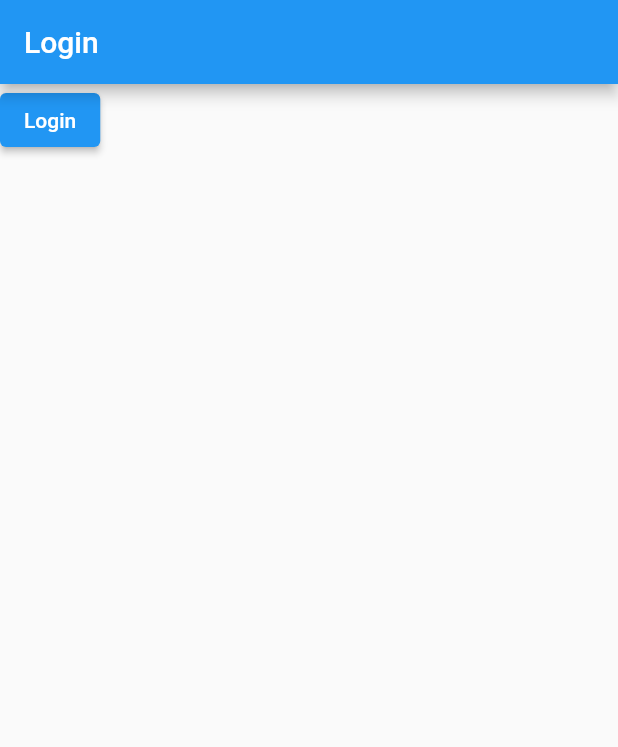
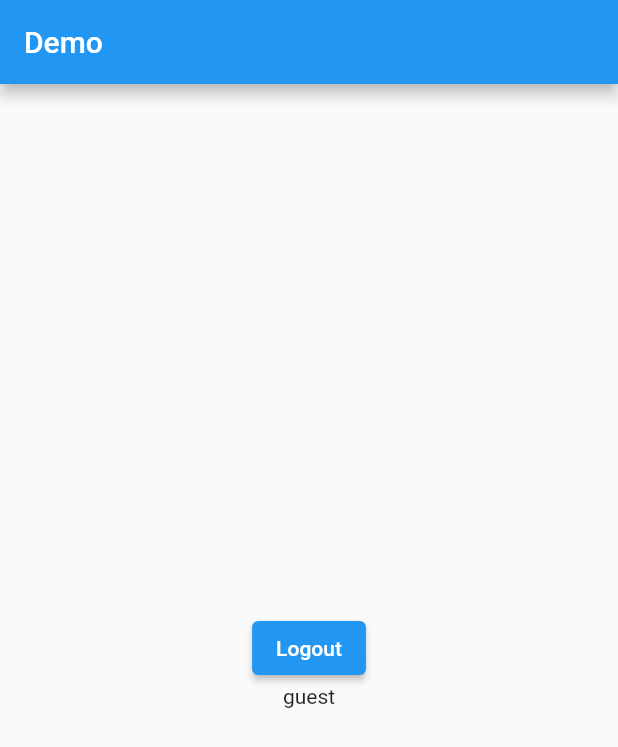
Before and after one commit to gwanhyeong/flutter-clean-architecture, a Flutter app: the screen it shows after launch, after a tap on "Login", on a phone screen of 412 x 824 dp. Shown: the top 747 px of the screen. Run offline on Flutter 3.47's test engine with Material 2 defaults, Android fonts, the phone set to English and light mode, and no system bars; our stand-ins replace dartz, equatable; accounts and stored records are empty.

Commit message:
login/logout 구현

```diff
--- a/lib/main.dart
+++ b/lib/main.dart
@@ -3,14 +3,18 @@ import 'package:provider/provider.dart';
 
 import 'src/data/repository/user_repository_impl.dart';
 import 'src/domain/usecase/login.dart';
+import 'src/domain/usecase/logout.dart';
 import 'src/presentation/login/view.dart';
 import 'src/presentation/login/view_model.dart';
 
 void main() {
   final userRepository = UserRepositoryImpl();
   runApp(
-    Provider(
-      create: (_) => LoginScreenViewModel(LoginUseCase(userRepository)),
+    ChangeNotifierProvider(
+      create: (_) => LoginScreenViewModel(
+        LoginUseCase(userRepository),
+        LogoutUseCase(userRepository),
+      ),
       child: const MyApp(),
     ),
   );
--- a/lib/src/data/repository/user_repository_impl.dart
+++ b/lib/src/data/repository/user_repository_impl.dart
@@ -17,4 +17,9 @@ class UserRepositoryImpl extends UserRepository {
       return Left(ServerFailure(e.toString()));
     }
   }
+
+  @override
+  Future<Either<Failure, bool>> logout() async {
+    return const Right(true);
+  }
 }
--- a/lib/src/domain/repository/user_repository.dart
+++ b/lib/src/domain/repository/user_repository.dart
@@ -5,4 +5,5 @@ import '../model/user.dart';
 
 abstract class UserRepository {
   Future<Either<Failure, User>> login(String id, String password);
+  Future<Either<Failure, bool>> logout();
 }
--- /dev/null
+++ b/lib/src/domain/usecase/logout.dart
@@ -0,0 +1,16 @@
+import 'package:dartz/dartz.dart';
+
+import '../../core/error/failures.dart';
+import '../../core/util/usecase.dart';
+import '../repository/user_repository.dart';
+
+class LogoutUseCase extends UseCase<bool, NoParams> {
+  final UserRepository repository;
+
+  LogoutUseCase(this.repository);
+
+  @override
+  Future<Either<Failure, bool>> execute(NoParams params) async {
+    return await repository.logout();
+  }
+}
--- a/lib/src/presentation/login/view.dart
+++ b/lib/src/presentation/login/view.dart
@@ -8,20 +8,39 @@ class LoginScreen extends StatelessWidget {
 
   @override
   Widget build(BuildContext context) {
+    final viewModel = context.watch<LoginScreenViewModel>();
     return Scaffold(
       appBar: AppBar(
-        title: const Text('Login'),
+        title: const Text('Demo'),
       ),
-      body: Column(
-        children: [
-          ElevatedButton(
-            onPressed: () {
-              context.read<LoginScreenViewModel>().login('test1', '1234');
-            },
-            child: const Text('Login'),
-          )
-        ],
+      body: Center(
+        child: Column(
+          mainAxisAlignment: MainAxisAlignment.center,
+          children: [
+            _buildLoginButton(context),
+            Text(viewModel.user?.name ?? ''),
+          ],
+        ),
       ),
     );
   }
+
+  Widget _buildLoginButton(BuildContext context) {
+    final viewModel = context.watch<LoginScreenViewModel>();
+    if (viewModel.user != null) {
+      return ElevatedButton(
+        onPressed: () {
+          context.read<LoginScreenViewModel>().logout();
+        },
+        child: const Text('Logout'),
+      );
+    } else {
+      return ElevatedButton(
+        onPressed: () {
+          context.read<LoginScreenViewModel>().login('test', '1234');
+        },
+        child: const Text('Login'),
+      );
+    }
+  }
 }
--- a/lib/src/presentation/login/view_model.dart
+++ b/lib/src/presentation/login/view_model.dart
@@ -1,25 +1,43 @@
+import 'package:flutter/material.dart';
+
 import '../../core/error/failures.dart';
+import '../../core/util/usecase.dart';
+import '../../domain/model/user.dart';
 import '../../domain/usecase/login.dart';
+import '../../domain/usecase/logout.dart';
 
-class LoginScreenViewModel {
+class LoginScreenViewModel with ChangeNotifier {
   LoginUseCase loginUseCase;
+  LogoutUseCase logoutUseCase;
 
-  LoginScreenViewModel(this.loginUseCase);
+  User? _user;
+  User? get user => _user;
+
+  LoginScreenViewModel(this.loginUseCase, this.logoutUseCase);
 
   void login(String id, String password) async {
     final failureOrUser = await loginUseCase.execute(LoginParams(id, password));
     failureOrUser.fold(
       (failure) {
         if (failure is ServerFailure) {
-          print(failure.message);
+          _user = null;
+          notifyListeners();
         }
       },
       (user) {
-        if (user.id == 'test') {
-          print('success');
-        } else {
-          print('failed');
-        }
+        _user = user;
+        notifyListeners();
+      },
+    );
+  }
+
+  void logout() async {
+    final failureOrBool = await logoutUseCase.execute(NoParams());
+    failureOrBool.fold(
+      (failure) => null,
+      (isLogout) {
+        _user = null;
+        notifyListeners();
       },
     );
   }
```
